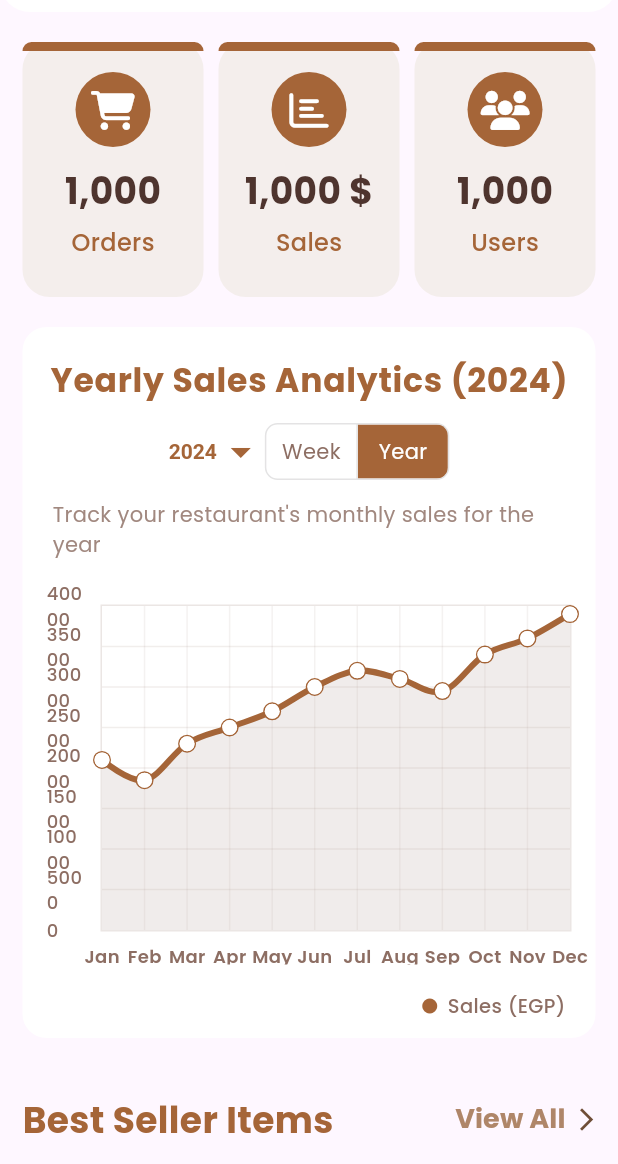
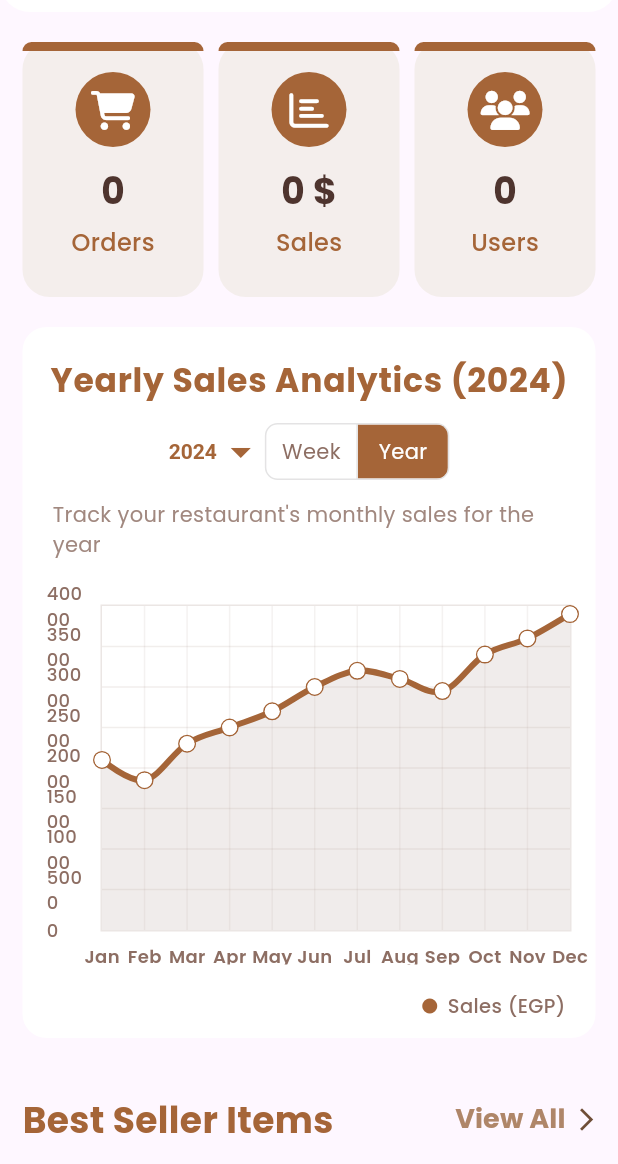
Before and after one commit to Moatasem-Official/CRUD-Mix-Cafe-App, a Flutter app: the AnalyticsHomeScreen screen opened by its route, after a tap on "Year", on a phone screen of 412 x 824 dp, the part 72-1236 px from its top. Run offline on Flutter 3.47's test engine with Material 3 defaults, Android fonts, the phone set to English and light mode, and no system bars; drawn by our look-alikes of fl_chart; our stand-ins replace animated_notch_bottom_bar, awesome_snackbar_content, bloc, cloud_firestore, device_preview, dotted_border and 13 more; missing offline and left inert: bottom_bar; accounts and stored records are empty.

Commit message:
Finish First Part Of Admin Home Analytics Screen Logic

```diff
--- a/lib/app_router.dart
+++ b/lib/app_router.dart
@@ -1,11 +1,11 @@
 import 'package:flutter/material.dart';
 import 'package:flutter_bloc/flutter_bloc.dart';
+import 'package:mix_cafe_app/bussines_logic/cubits/admin/analytics_home_screen/cubit/home_analytics_cubit.dart';
 import 'package:mix_cafe_app/bussines_logic/cubits/admin/orders_management_screen/cubit/orders_management_cubit.dart';
 import 'package:mix_cafe_app/bussines_logic/cubits/customer/cart_screen/cubit/cart_screen_cubit.dart';
 import 'package:mix_cafe_app/bussines_logic/cubits/customer/home_screen/cubit/home_screen_cubit.dart';
 import 'package:mix_cafe_app/bussines_logic/cubits/customer/orders_screen/cubit/orders_screen_cubit.dart';
 import 'package:mix_cafe_app/bussines_logic/cubits/customer/see_all_products_screen/cubit/see_all_products_cubit.dart';
-import 'package:mix_cafe_app/data/model/order_model.dart';
 import 'package:mix_cafe_app/data/model/product_model.dart';
 import 'package:mix_cafe_app/presentation/screens/customers/about_mix_cafe_screen.dart';
 import 'package:mix_cafe_app/presentation/screens/customers/contact_support_screen.dart';
@@ -97,7 +97,12 @@ class AppRouter {
       case notifications:
         return MaterialPageRoute(builder: (_) => const NotificationsScreen());
       case analyticsHome:
-        return MaterialPageRoute(builder: (_) => AnalyticsHomeScreen());
+        return MaterialPageRoute(
+          builder: (_) => BlocProvider<HomeAnalyticsCubit>(
+            create: (context) => HomeAnalyticsCubit(),
+            child: AnalyticsHomeScreen(),
+          ),
+        );
       case adminSettingsScreen:
         return MaterialPageRoute(builder: (_) => const AdminSettingsScreen());
       case adminHomeScreen:
@@ -106,6 +111,10 @@ class AppRouter {
             providers: [
               BlocProvider<OrdersManagementCubit>(
                 create: (context) => OrdersManagementCubit()..fetchOrders(),
+              ),
+              BlocProvider<HomeAnalyticsCubit>(
+                create: (context) => HomeAnalyticsCubit(),
+                child: AnalyticsHomeScreen(),
               ),
             ],
             child: const AdminHomeScreen(),
--- /dev/null
+++ b/lib/bussines_logic/cubits/admin/analytics_home_screen/cubit/home_analytics_cubit.dart
@@ -0,0 +1,22 @@
+import 'package:bloc/bloc.dart';
+import 'package:equatable/equatable.dart';
+import 'package:mix_cafe_app/data/services/firestore/firestore_services.dart';
+
+part 'home_analytics_state.dart';
+
+class HomeAnalyticsCubit extends Cubit<HomeAnalyticsState> {
+  HomeAnalyticsCubit() : super(HomeAnalyticsInitial());
+  FirestoreServices firestoreServices = FirestoreServices();
+
+  void getAnalytics() async {
+    emit(HomeAnalyticsLoading());
+    try {
+      final ordersCount = await firestoreServices.getOrdersCount();
+      final customersCount = await firestoreServices.getAllCustomersCount();
+      final allSales = await firestoreServices.calculateTotalRevenue();
+      emit(HomeAnalyticsSuccess([ordersCount, allSales, customersCount]));
+    } catch (e) {
+      emit(HomeAnalyticsError(e.toString()));
+    }
+  }
+}
--- /dev/null
+++ b/lib/bussines_logic/cubits/admin/analytics_home_screen/cubit/home_analytics_state.dart
@@ -0,0 +1,24 @@
+part of 'home_analytics_cubit.dart';
+
+sealed class HomeAnalyticsState extends Equatable {
+  const HomeAnalyticsState();
+
+  @override
+  List<Object> get props => [];
+}
+
+final class HomeAnalyticsInitial extends HomeAnalyticsState {}
+
+final class HomeAnalyticsLoading extends HomeAnalyticsState {}
+
+final class HomeAnalyticsSuccess extends HomeAnalyticsState {
+  final List<dynamic> analyticsData;
+  const HomeAnalyticsSuccess(this.analyticsData);
+}
+
+final class HomeAnalyticsError extends HomeAnalyticsState {
+  final String message;
+  const HomeAnalyticsError(this.message);
+}
+
+final class HomeAnalyticsNoInternet extends HomeAnalyticsState {}
--- a/lib/data/services/firestore/firestore_services.dart
+++ b/lib/data/services/firestore/firestore_services.dart
@@ -359,15 +359,39 @@ class FirestoreServices {
     }
   }
 
+  Future<double> calculateTotalRevenue() async {
+    try {
+      double total = 0.0;
+
+      final snapshot = await FirebaseFirestore.instance
+          .collectionGroup('orders')
+          .where('status', isEqualTo: 'pending')
+          .get();
+
+      for (final doc in snapshot.docs) {
+        final price = doc['totalPrice'];
+        if (price != null && price is num) {
+          total += price.toDouble();
+        }
+      }
+
+      return total;
+    } catch (e) {
+      print('Error calculating revenue: $e');
+      throw Exception('Failed to calculate revenue');
+    }
+  }
+
   Future<int> getOrdersCount() async {
     try {
-      final CollectionReference collection = FirebaseFirestore.instance
-          .collection('orders');
-      final QuerySnapshot snapshot = await collection.get();
-      return snapshot.docs.length;
+      final snapshot = await FirebaseFirestore.instance
+          .collectionGroup('orders') // شامل كل subcollections
+          .get();
+
+      return snapshot.size;
     } catch (e) {
-      print('Error fetching orders count: $e');
-      throw Exception('Failed to fetch orders count: $e');
+      print('Error counting orders: $e');
+      throw Exception('Failed to count orders');
     }
   }
 
@@ -679,6 +703,20 @@ class FirestoreServices {
         'isNotificationsEnabled': userModel.isNotificationsEnabled,
     });
   }
+
+  Future<int> getAllCustomersCount() async {
+    try {
+      final snapshot = await FirebaseFirestore.instance
+          .collection('users')
+          .where('userRole', isEqualTo: 'customer') // عد العملاء فقط
+          .get();
+
+      return snapshot.size; // عدد الوثائق (العملاء)
+    } catch (e) {
+      print('Error counting customers: $e');
+      throw Exception('Failed to count customers: $e');
+    }
+  }
 }
 
 String generateOrderHash(List<Map<String, dynamic>> items) {
--- a/lib/presentation/screens/admin/analytics_home_screen.dart
+++ b/lib/presentation/screens/admin/analytics_home_screen.dart
@@ -1,4 +1,6 @@
 import 'package:flutter/material.dart';
+import 'package:flutter_bloc/flutter_bloc.dart';
+import 'package:mix_cafe_app/bussines_logic/cubits/admin/analytics_home_screen/cubit/home_analytics_cubit.dart';
 import '../../widgets/admin/Analytics_Home_Screen_Widgets/custom_analysis_containers_row.dart';
 import '../../widgets/admin/Analytics_Home_Screen_Widgets/custom_notifications_num.dart';
 import '../../../constants/app_assets.dart';
@@ -6,9 +8,14 @@ import '../../widgets/admin/Analytics_Home_Screen_Widgets/analytics_chart.dart';
 import '../../widgets/admin/Analytics_Home_Screen_Widgets/custom_most_popular_items_grid.dart';
 import '../../widgets/admin/Analytics_Home_Screen_Widgets/custom_title_of_popular_items.dart';
 
-class AnalyticsHomeScreen extends StatelessWidget {
-  AnalyticsHomeScreen({super.key});
+class AnalyticsHomeScreen extends StatefulWidget {
+  const AnalyticsHomeScreen({super.key});
 
+  @override
+  State<AnalyticsHomeScreen> createState() => _AnalyticsHomeScreenState();
+}
+
+class _AnalyticsHomeScreenState extends State<AnalyticsHomeScreen> {
   List<Map<String, dynamic>> data = [
     {
       'imagePath': Assets.mixCafeAdminImage,
@@ -38,6 +45,12 @@ class AnalyticsHomeScreen extends StatelessWidget {
       'price': 1.99,
     },
   ];
+
+  @override
+  void initState() {
+    super.initState();
+    context.read<HomeAnalyticsCubit>().getAnalytics();
+  }
 
   @override
   Widget build(BuildContext context) {
@@ -74,7 +87,23 @@ class AnalyticsHomeScreen extends StatelessWidget {
         physics: const BouncingScrollPhysics(),
         child: Column(
           children: [
-            CustomAnalysisContainersRow(),
+            BlocBuilder<HomeAnalyticsCubit, HomeAnalyticsState>(
+              builder: (context, state) {
+                if (state is HomeAnalyticsLoading) {
+                  return const Center(child: CircularProgressIndicator());
+                } else if (state is HomeAnalyticsSuccess) {
+                  return CustomAnalysisContainersRow(
+                    ordersNumber: state.analyticsData[0].toString(),
+                    usersNumber: state.analyticsData[2].toString(),
+                    salesNumber: state.analyticsData[1].toString(),
+                  );
+                } else if (state is HomeAnalyticsError) {
+                  return Text(state.message);
+                } else {
+                  return const Text('Unknown state');
+                }
+              },
+            ),
             CustomAnalysisChart(),
             CustomTitleOfPopularItems(),
             CustomMostPopularItemsGrid(items: data),
--- a/lib/presentation/widgets/admin/Analytics_Home_Screen_Widgets/custom_analysis_container.dart
+++ b/lib/presentation/widgets/admin/Analytics_Home_Screen_Widgets/custom_analysis_container.dart
@@ -45,13 +45,19 @@ class CustomAnalysisContainer extends StatelessWidget {
             ),
             const SizedBox(height: 12),
 
-            // الرقم
-            Text(
-              analysisNumber,
-              style: const TextStyle(
-                fontSize: 24,
-                fontWeight: FontWeight.bold,
-                color: Color(0xFF4E342E),
+            // الرقم – مع FittedBox علشان ميكسرش
+            Padding(
+              padding: const EdgeInsets.symmetric(horizontal: 12.0),
+              child: FittedBox(
+                fit: BoxFit.scaleDown,
+                child: Text(
+                  analysisNumber,
+                  style: const TextStyle(
+                    fontSize: 24,
+                    fontWeight: FontWeight.bold,
+                    color: Color(0xFF4E342E),
+                  ),
+                ),
               ),
             ),
             const SizedBox(height: 6),
--- a/lib/presentation/widgets/admin/Analytics_Home_Screen_Widgets/custom_analysis_containers_row.dart
+++ b/lib/presentation/widgets/admin/Analytics_Home_Screen_Widgets/custom_analysis_containers_row.dart
@@ -3,7 +3,16 @@ import 'package:font_awesome_flutter/font_awesome_flutter.dart';
 import 'custom_analysis_container.dart';
 
 class CustomAnalysisContainersRow extends StatelessWidget {
-  const CustomAnalysisContainersRow({super.key});
+  const CustomAnalysisContainersRow({
+    super.key,
+    required this.ordersNumber,
+    required this.salesNumber,
+    required this.usersNumber,
+  });
+
+  final String ordersNumber;
+  final String salesNumber;
+  final String usersNumber;
 
   @override
   Widget build(BuildContext context) {
@@ -15,21 +24,36 @@ class CustomAnalysisContainersRow extends StatelessWidget {
         children: [
           CustomAnalysisContainer(
             icon: FontAwesomeIcons.cartShopping,
-            analysisNumber: '1,000',
+            analysisNumber: formatLargeNumber(ordersNumber),
             title: 'Orders',
           ),
           CustomAnalysisContainer(
             icon: FontAwesomeIcons.chartBar,
-            analysisNumber: '1,000 \$',
+            analysisNumber: '${formatLargeNumber(salesNumber)} \$',
             title: 'Sales',
           ),
           CustomAnalysisContainer(
             icon: FontAwesomeIcons.users,
-            analysisNumber: '1,000',
+            analysisNumber: formatLargeNumber(usersNumber),
             title: 'Users',
           ),
         ],
       ),
     );
   }
+
+  String formatLargeNumber(String numberString) {
+    try {
+      double number = double.parse(numberString.replaceAll(' \$', ''));
+      if (number >= 1000000) {
+        return '${(number / 1000000).toStringAsFixed(1)}M';
+      } else if (number >= 1000) {
+        return '${(number / 1000).toStringAsFixed(1)}k';
+      } else {
+        return number.toStringAsFixed(0);
+      }
+    } catch (e) {
+      return numberString; // Return original string if parsing fails
+    }
+  }
 }
```
